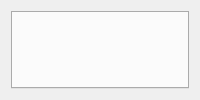
fcitx/fcitx5-configtool, file src/module.ui: the form before one commit.
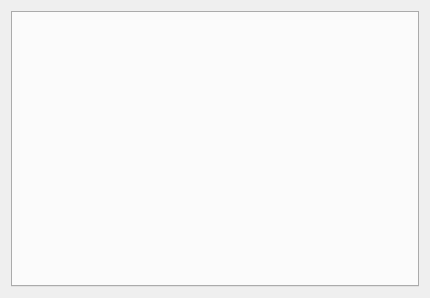
The form after the commit.

```diff
--- a/src/module.ui
+++ b/src/module.ui
@@ -2,11 +2,13 @@
 <ui version="4.0">
  <class>Module</class>
  <widget class="QWidget" name="Module">
-  <property name="sizePolicy">
-   <sizepolicy hsizetype="Expanding" vsizetype="Expanding">
-    <horstretch>0</horstretch>
-    <verstretch>0</verstretch>
-   </sizepolicy>
+  <property name="geometry">
+   <rect>
+    <x>0</x>
+    <y>0</y>
+    <width>430</width>
+    <height>298</height>
+   </rect>
   </property>
   <property name="windowTitle">
    <string notr="true">Form</string>
```
